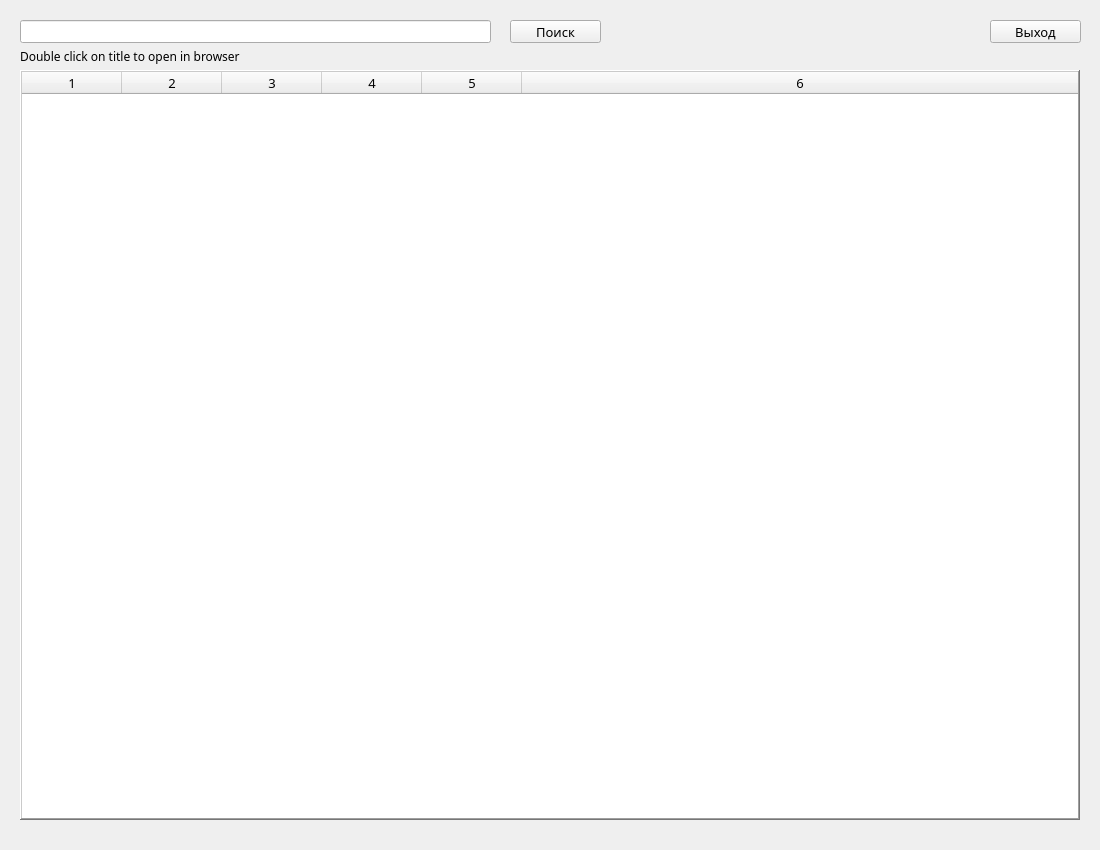
The window that window.ui (wtrghux/python_vndb_parser) describes before a commit, drawn with Qt 5.
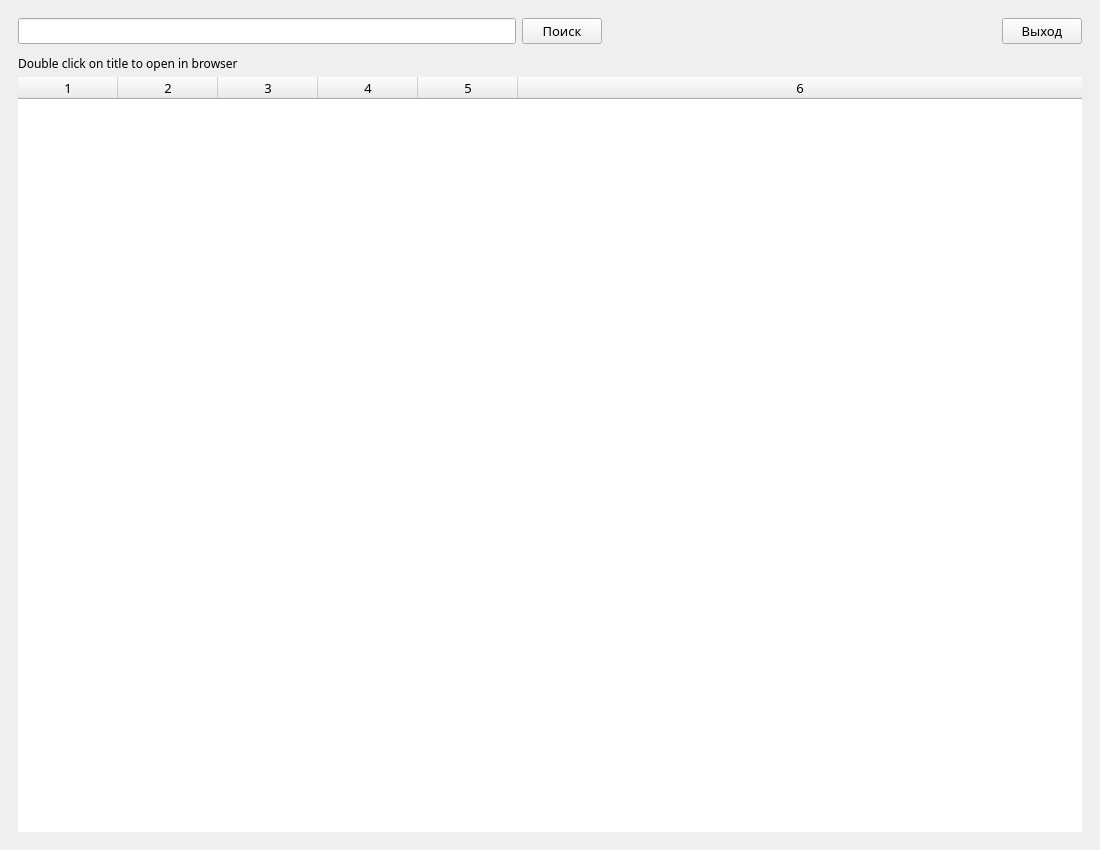
The same window after the commit.

```diff
--- a/window.ui
+++ b/window.ui
@@ -14,15 +14,51 @@
    <string>MainWindow</string>
   </property>
   <widget class="QWidget" name="centralwidget">
-   <widget class="QLineEdit" name="searchInput">
-    <property name="geometry">
-     <rect>
-      <x>20</x>
-      <y>20</y>
-      <width>471</width>
-      <height>23</height>
-     </rect>
-    </property>
+   <layout class="QVBoxLayout" name="verticalLayout_4">
+    <item>
+     <widget class="QFrame" name="content">
+      <property name="frameShape">
+       <enum>QFrame::NoFrame</enum>
+      </property>
+      <layout class="QVBoxLayout" name="verticalLayout_3">
+       <item>
+        <widget class="QFrame" name="toolBar">
+         <property name="frameShape">
+          <enum>QFrame::NoFrame</enum>
+         </property>
+         <layout class="QHBoxLayout" name="horizontalLayout" stretch="0,0">
+          <property name="spacing">
+           <number>400</number>
+          </property>
+          <property name="leftMargin">
+           <number>0</number>
+          </property>
+          <property name="topMargin">
+           <number>0</number>
+          </property>
+          <property name="rightMargin">
+           <number>0</number>
+          </property>
+          <property name="bottomMargin">
+           <number>0</number>
+          </property>
+          <item>
+           <widget class="QFrame" name="searchBar">
+            <layout class="QHBoxLayout" name="horizontalLayout_3">
+             <property name="leftMargin">
+              <number>0</number>
+             </property>
+             <property name="topMargin">
+              <number>0</number>
+             </property>
+             <property name="rightMargin">
+              <number>0</number>
+             </property>
+             <property name="bottomMargin">
+              <number>0</number>
+             </property>
+             <item>
+              <widget class="QLineEdit" name="searchInp">
     <property name="font">
      <font>
       <family>Montserrat</family>
@@ -30,15 +66,9 @@
      </font>
     </property>
    </widget>
-   <widget class="QPushButton" name="searchButton">
-    <property name="geometry">
-     <rect>
-      <x>510</x>
-      <y>20</y>
-      <width>91</width>
-      <height>23</height>
-     </rect>
-    </property>
+             </item>
+             <item>
+              <widget class="QPushButton" name="searchBtn">
     <property name="font">
      <font>
       <family>Montserrat</family>
@@ -49,15 +79,12 @@
      <string>Поиск</string>
     </property>
    </widget>
+             </item>
+            </layout>
+           </widget>
+          </item>
+          <item>
    <widget class="QPushButton" name="exitButton">
-    <property name="geometry">
-     <rect>
-      <x>990</x>
-      <y>20</y>
-      <width>91</width>
-      <height>23</height>
-     </rect>
-    </property>
     <property name="font">
      <font>
       <family>Montserrat</family>
@@ -68,15 +95,46 @@
      <string>Выход</string>
     </property>
    </widget>
+          </item>
+         </layout>
+        </widget>
+       </item>
+       <item>
+        <widget class="QFrame" name="frame">
+         <property name="frameShape">
+          <enum>QFrame::NoFrame</enum>
+         </property>
+         <layout class="QVBoxLayout" name="verticalLayout_2" stretch="0,0">
+          <property name="spacing">
+           <number>5</number>
+          </property>
+          <property name="leftMargin">
+           <number>0</number>
+          </property>
+          <property name="topMargin">
+           <number>5</number>
+          </property>
+          <property name="rightMargin">
+           <number>0</number>
+          </property>
+          <property name="bottomMargin">
+           <number>0</number>
+          </property>
+          <item>
+           <widget class="QLabel" name="desc">
+            <property name="font">
+             <font>
+              <family>Montserrat</family>
+              <pointsize>9</pointsize>
+             </font>
+            </property>
+            <property name="text">
+             <string>Double click on title to open in browser</string>
+            </property>
+           </widget>
+          </item>
+          <item>
    <widget class="QTableWidget" name="tableWidget">
-    <property name="geometry">
-     <rect>
-      <x>20</x>
-      <y>70</y>
-      <width>1060</width>
-      <height>750</height>
-     </rect>
-    </property>
     <property name="font">
      <font>
       <family>Montserrat</family>
@@ -84,13 +142,7 @@
      </font>
     </property>
     <property name="frameShape">
-     <enum>QFrame::WinPanel</enum>
-    </property>
-    <property name="frameShadow">
-     <enum>QFrame::Raised</enum>
-    </property>
-    <property name="midLineWidth">
-     <number>0</number>
+             <enum>QFrame::NoFrame</enum>
     </property>
     <property name="sizeAdjustPolicy">
      <enum>QAbstractScrollArea::AdjustToContents</enum>
@@ -123,43 +175,14 @@
     <column/>
     <column/>
    </widget>
-   <widget class="QLabel" name="label">
-    <property name="geometry">
-     <rect>
-      <x>20</x>
-      <y>48</y>
-      <width>301</width>
-      <height>16</height>
-     </rect>
-    </property>
-    <property name="font">
-     <font>
-      <family>Montserrat</family>
-      <pointsize>9</pointsize>
-     </font>
-    </property>
-    <property name="text">
-     <string>Double click on title to open in browser</string>
-    </property>
-   </widget>
-  </widget>
-  <widget class="QMenuBar" name="menubar">
-   <property name="geometry">
-    <rect>
-     <x>0</x>
-     <y>0</y>
-     <width>1100</width>
-     <height>21</height>
-    </rect>
-   </property>
-  </widget>
-  <widget class="QStatusBar" name="statusbar">
-   <property name="enabled">
-    <bool>false</bool>
-   </property>
-   <property name="sizeGripEnabled">
-    <bool>false</bool>
-   </property>
+          </item>
+         </layout>
+        </widget>
+       </item>
+      </layout>
+     </widget>
+    </item>
+   </layout>
   </widget>
  </widget>
  <resources/>
```
Lines whose indentation alone changed are shown as unchanged.
